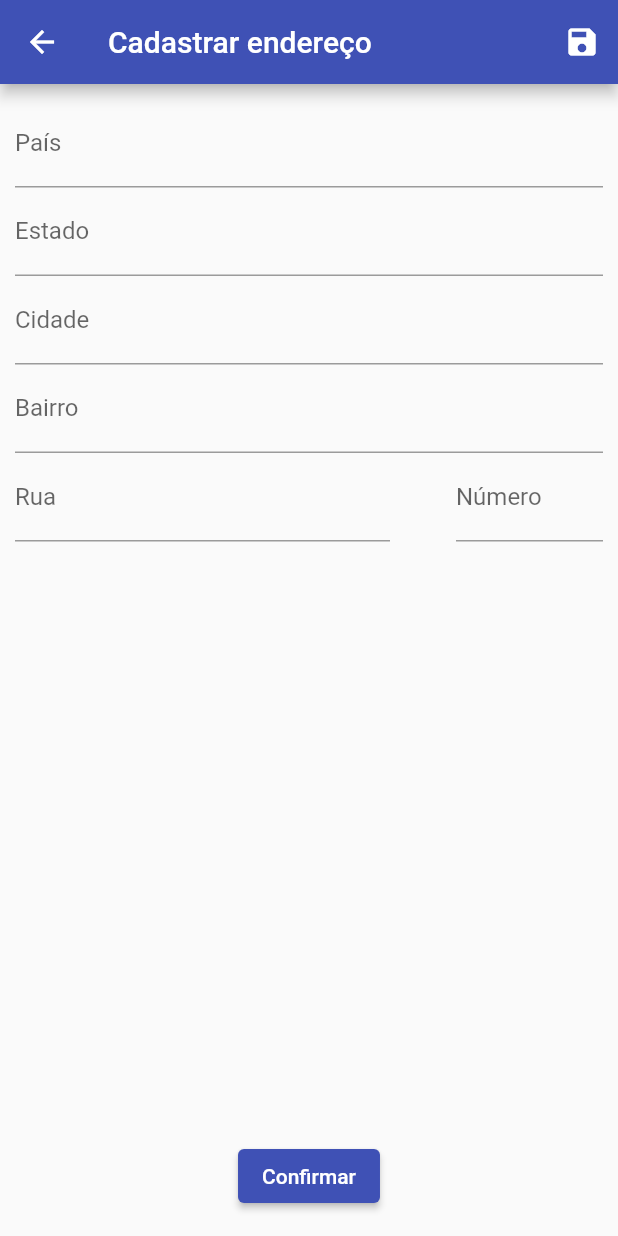
After one commit to HiltonThallyson/-Flutter-miniprojeto05-lugares, a Flutter app: the AddressFormScreen screen opened by its route, after a tap on the "save" icon, on a phone screen of 412 x 824 dp. The commit adds this screen. Run offline on Flutter 3.47's test engine with Material 2 defaults, Android fonts, the phone set to English and light mode, and no system bars; our stand-ins replace flutter_dotenv, google_maps_flutter, image_picker, location, sqflite; accounts and stored records are empty.

Commit message:
Start adding option to register address manually

```diff
--- a/lib/main.dart
+++ b/lib/main.dart
@@ -1,6 +1,7 @@
 import 'dart:io';
 
 import 'package:f9_recursos_nativos/provider/great_places.dart';
+import 'package:f9_recursos_nativos/screens/address_form_screen.dart';
 import 'package:f9_recursos_nativos/screens/place_detail_screen.dart';
 import 'package:f9_recursos_nativos/screens/place_form_screen.dart';
 import 'package:f9_recursos_nativos/screens/places_list_screen.dart';
@@ -32,7 +33,8 @@ class MyApp extends StatelessWidget {
         home: PlacesListScreen(),
         routes: {
           AppRoutes.PLACE_FORM: (ctx) => PlaceFormScreen(),
-          AppRoutes.PLACE_DETAIL: (context) => PlaceDetailScreen()
+          AppRoutes.PLACE_DETAIL: (context) => PlaceDetailScreen(),
+          AppRoutes.ADDR_FORM: (context) => AddressFormScreen(),
         },
       ),
     );
--- /dev/null
+++ b/lib/screens/address_form_screen.dart
@@ -0,0 +1,107 @@
+import 'package:f9_recursos_nativos/utils/location_util.dart';
+import 'package:flutter/src/foundation/key.dart';
+import 'package:flutter/src/widgets/framework.dart';
+
+import 'package:flutter/material.dart';
+
+import '../models/place.dart';
+
+class AddressFormScreen extends StatelessWidget {
+  final _countryController = TextEditingController();
+  final _stateController = TextEditingController();
+  final _cityController = TextEditingController();
+  final _districtController = TextEditingController();
+  final _streetController = TextEditingController();
+  final _houseNumberController = TextEditingController();
+
+  Future<PlaceLocation?>? _generateCoordinatesFromAddress() {
+    if (_countryController.text.isEmpty ||
+        _stateController.text.isEmpty ||
+        _cityController.text.isEmpty ||
+        _districtController.text.isEmpty ||
+        _streetController.text.isEmpty ||
+        _houseNumberController.text.isEmpty) {
+      return null;
+    }
+
+    String _address =
+        '${_countryController.text},${_stateController.text},${_cityController.text},${_districtController.text},${_streetController.text},${_houseNumberController.text}';
+
+    return LocationUtil.getGeneratedLocationFromAddress(_address);
+  }
+
+  @override
+  Widget build(BuildContext context) {
+    return Scaffold(
+      appBar: AppBar(
+        title: const Text('Cadastrar endereço'),
+        actions: [
+          IconButton(
+              onPressed: () {
+                final location = _generateCoordinatesFromAddress();
+                if (location != null) {
+                  Navigator.pop(context, location);
+                }
+              },
+              icon: const Icon(Icons.save))
+        ],
+      ),
+      body: Container(
+        padding: const EdgeInsets.all(10),
+        child: Column(children: [
+          TextField(
+            controller: _countryController,
+            decoration: const InputDecoration(labelText: 'País'),
+          ),
+          TextField(
+            controller: _stateController,
+            decoration: const InputDecoration(labelText: 'Estado'),
+          ),
+          TextField(
+            controller: _cityController,
+            decoration: const InputDecoration(labelText: 'Cidade'),
+          ),
+          TextField(
+            controller: _districtController,
+            decoration: const InputDecoration(labelText: 'Bairro'),
+          ),
+          Row(
+            mainAxisAlignment: MainAxisAlignment.spaceBetween,
+            children: [
+              Flexible(
+                flex: 3,
+                fit: FlexFit.loose,
+                child: TextField(
+                  controller: _streetController,
+                  decoration: const InputDecoration(
+                      labelText: 'Rua',
+                      constraints: BoxConstraints(maxWidth: 250)),
+                ),
+              ),
+              Flexible(
+                flex: 1,
+                child: TextField(
+                  keyboardType: TextInputType.number,
+                  controller: _houseNumberController,
+                  decoration: const InputDecoration(
+                    labelText: 'Número',
+                  ),
+                ),
+              ),
+            ],
+          ),
+        ]),
+      ),
+      floatingActionButtonLocation: FloatingActionButtonLocation.centerFloat,
+      floatingActionButton: ElevatedButton(
+        onPressed: () {
+          final location = _generateCoordinatesFromAddress();
+          if (location != null) {
+            Navigator.pop(context, location);
+          }
+        },
+        child: const Text('Confirmar'),
+      ),
+    );
+  }
+}
--- a/lib/utils/app_routes.dart
+++ b/lib/utils/app_routes.dart
@@ -1,4 +1,5 @@
 class AppRoutes {
   static const String PLACE_FORM = '/place-form';
   static const String PLACE_DETAIL = '/place-detail';
+  static const String ADDR_FORM = '/address-form';
 }
```
Also changed, not shown: lib/components/location_input.dart (+20 -2 lines), lib/utils/location_util.dart (+20 -0 lines), 1 other file.
